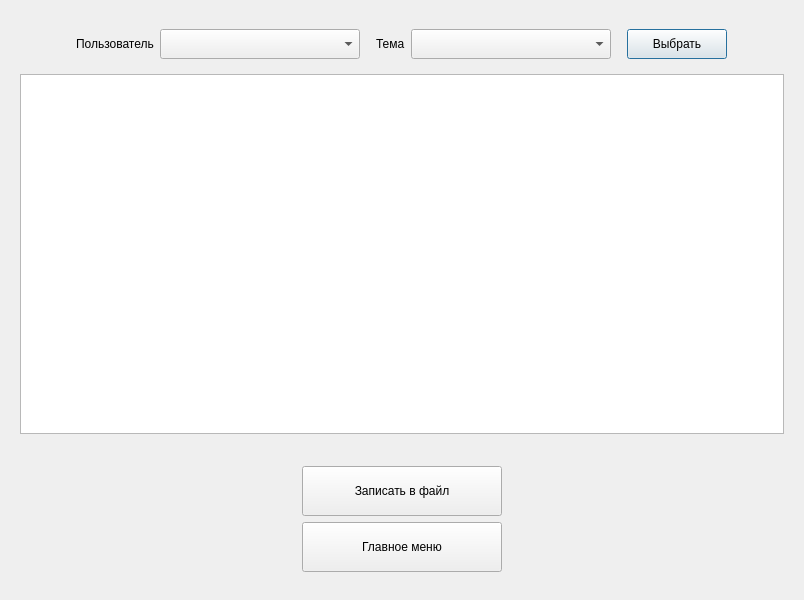
Qt form resultsadminwindow.ui (icspero/3-semester-CourseWork_Client) before a commit.
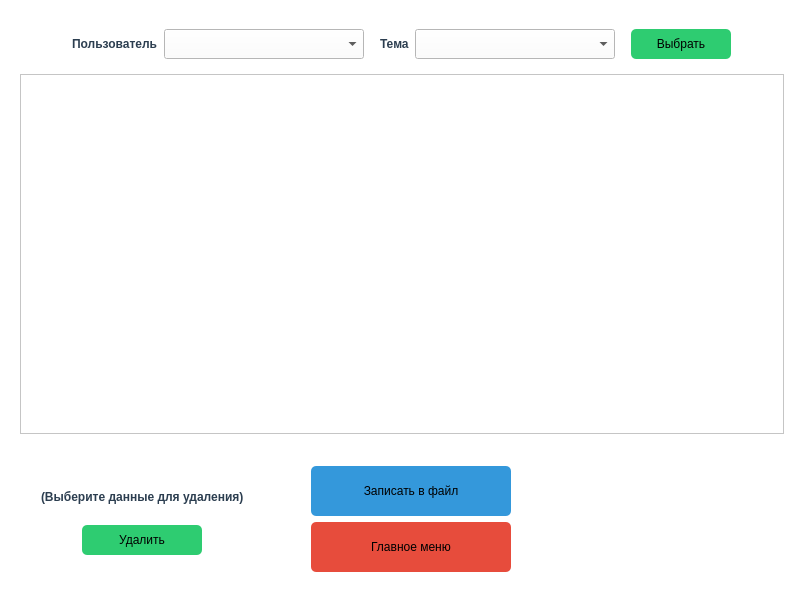
The same form after that commit.

Patch:
```diff
--- a/resultsadminwindow.ui
+++ b/resultsadminwindow.ui
@@ -13,6 +13,9 @@
   <property name="windowTitle">
    <string>Результаты пользователей</string>
   </property>
+  <property name="styleSheet">
+   <string notr="true">background-color: #ffffff;</string>
+  </property>
   <layout class="QVBoxLayout" name="verticalLayout">
    <item alignment="Qt::AlignHCenter|Qt::AlignVCenter">
     <widget class="QWidget" name="widget_2" native="true">
@@ -22,6 +25,10 @@
         <layout class="QHBoxLayout" name="horizontalLayout_2">
          <item>
           <widget class="QLabel" name="label">
+           <property name="styleSheet">
+            <string notr="true">color: #2c3e50;
+font-weight: bold;</string>
+           </property>
            <property name="text">
             <string>Пользователь</string>
            </property>
@@ -41,6 +48,18 @@
              <height>30</height>
             </size>
            </property>
+           <property name="styleSheet">
+            <string notr="true">QComboBox {
+       color: #000000;
+       background-color: #ffffff; 
+}
+QComboBox QAbstractItemView {
+       color: #000000;
+       background-color: #ffffff;
+       selection-background-color: #3498db;
+       selection-color: white;
+}</string>
+           </property>
           </widget>
          </item>
          <item>
@@ -61,6 +80,10 @@
          </item>
          <item>
           <widget class="QLabel" name="label_2">
+           <property name="styleSheet">
+            <string notr="true">color: #2c3e50;
+font-weight: bold;</string>
+           </property>
            <property name="text">
             <string>Тема</string>
            </property>
@@ -80,6 +103,18 @@
              <height>30</height>
             </size>
            </property>
+           <property name="styleSheet">
+            <string notr="true">QComboBox {
+       color: #000000;
+       background-color: #ffffff; 
+}
+QComboBox QAbstractItemView {
+       color: #000000;
+       background-color: #ffffff;
+       selection-background-color: #3498db;
+       selection-color: white;
+}</string>
+           </property>
           </widget>
          </item>
          <item>
@@ -112,6 +147,17 @@
              <height>30</height>
             </size>
            </property>
+           <property name="styleSheet">
+            <string notr="true">QPushButton {
+    background-color: #2ecc71;
+    color: black;              
+    border-radius: 5px;
+}
+QPushButton:hover {
+    background-color: #27ae60;
+}
+</string>
+           </property>
            <property name="text">
             <string>Выбрать</string>
            </property>
@@ -138,6 +184,91 @@
       </item>
      </layout>
     </widget>
+   </item>
+   <item>
+    <layout class="QHBoxLayout" name="horizontalLayout">
+     <item>
+      <layout class="QVBoxLayout" name="verticalLayout_2">
+       <item>
+        <spacer name="verticalSpacer">
+         <property name="orientation">
+          <enum>Qt::Vertical</enum>
+         </property>
+         <property name="sizeType">
+          <enum>QSizePolicy::Fixed</enum>
+         </property>
+         <property name="sizeHint" stdset="0">
+          <size>
+           <width>20</width>
+           <height>30</height>
+          </size>
+         </property>
+        </spacer>
+       </item>
+       <item alignment="Qt::AlignHCenter|Qt::AlignVCenter">
+        <widget class="QLabel" name="label_3">
+         <property name="sizePolicy">
+          <sizepolicy hsizetype="Fixed" vsizetype="Fixed">
+           <horstretch>0</horstretch>
+           <verstretch>0</verstretch>
+          </sizepolicy>
+         </property>
+         <property name="styleSheet">
+          <string notr="true">color: #2c3e50;
+font-weight: bold;</string>
+         </property>
+         <property name="text">
+          <string>(Выберите данные для удаления)</string>
+         </property>
+        </widget>
+       </item>
+       <item alignment="Qt::AlignHCenter|Qt::AlignVCenter">
+        <widget class="QPushButton" name="pushButton">
+         <property name="sizePolicy">
+          <sizepolicy hsizetype="Fixed" vsizetype="Fixed">
+           <horstretch>0</horstretch>
+           <verstretch>0</verstretch>
+          </sizepolicy>
+         </property>
+         <property name="minimumSize">
+          <size>
+           <width>120</width>
+           <height>30</height>
+          </size>
+         </property>
+         <property name="styleSheet">
+          <string notr="true">QPushButton {
+    background-color: #2ecc71;
+    color: black;              
+    border-radius: 5px;
+}
+QPushButton:hover {
+    background-color: #27ae60;
+}
+</string>
+         </property>
+         <property name="text">
+          <string>Удалить</string>
+         </property>
+        </widget>
+       </item>
+       <item>
+        <spacer name="verticalSpacer_2">
+         <property name="orientation">
+          <enum>Qt::Vertical</enum>
+         </property>
+         <property name="sizeType">
+          <enum>QSizePolicy::Fixed</enum>
+         </property>
+         <property name="sizeHint" stdset="0">
+          <size>
+           <width>20</width>
+           <height>30</height>
+          </size>
+         </property>
+        </spacer>
+       </item>
+      </layout>
    </item>
    <item alignment="Qt::AlignHCenter|Qt::AlignVCenter">
     <widget class="QWidget" name="widget_3" native="true">
@@ -156,6 +287,16 @@
           <height>50</height>
          </size>
         </property>
+          <property name="styleSheet">
+           <string notr="true">QPushButton {
+    background-color: #3498db; 
+    color: black;           
+    border-radius: 5px;
+}
+QPushButton:hover {
+    background-color: #2980b9;
+}</string>
+          </property>
         <property name="text">
          <string>Записать в файл</string>
         </property>
@@ -175,6 +316,16 @@
           <height>50</height>
          </size>
         </property>
+          <property name="styleSheet">
+           <string notr="true">QPushButton {
+    background-color: #e74c3c; 
+    color: black;               
+    border-radius: 5px;      
+}
+QPushButton:hover {
+    background-color: #c0392b; 
+}</string>
+          </property>
         <property name="text">
          <string>Главное меню</string>
         </property>
@@ -182,6 +333,24 @@
       </item>
      </layout>
     </widget>
+     </item>
+     <item>
+      <spacer name="horizontalSpacer">
+       <property name="orientation">
+        <enum>Qt::Horizontal</enum>
+       </property>
+       <property name="sizeType">
+        <enum>QSizePolicy::Fixed</enum>
+       </property>
+       <property name="sizeHint" stdset="0">
+        <size>
+         <width>250</width>
+         <height>20</height>
+        </size>
+       </property>
+      </spacer>
+     </item>
+    </layout>
    </item>
   </layout>
  </widget>
```
Left out of the diff: 3 changed lines with no effect on the pictures. Lines whose indentation alone changed are shown as unchanged.
